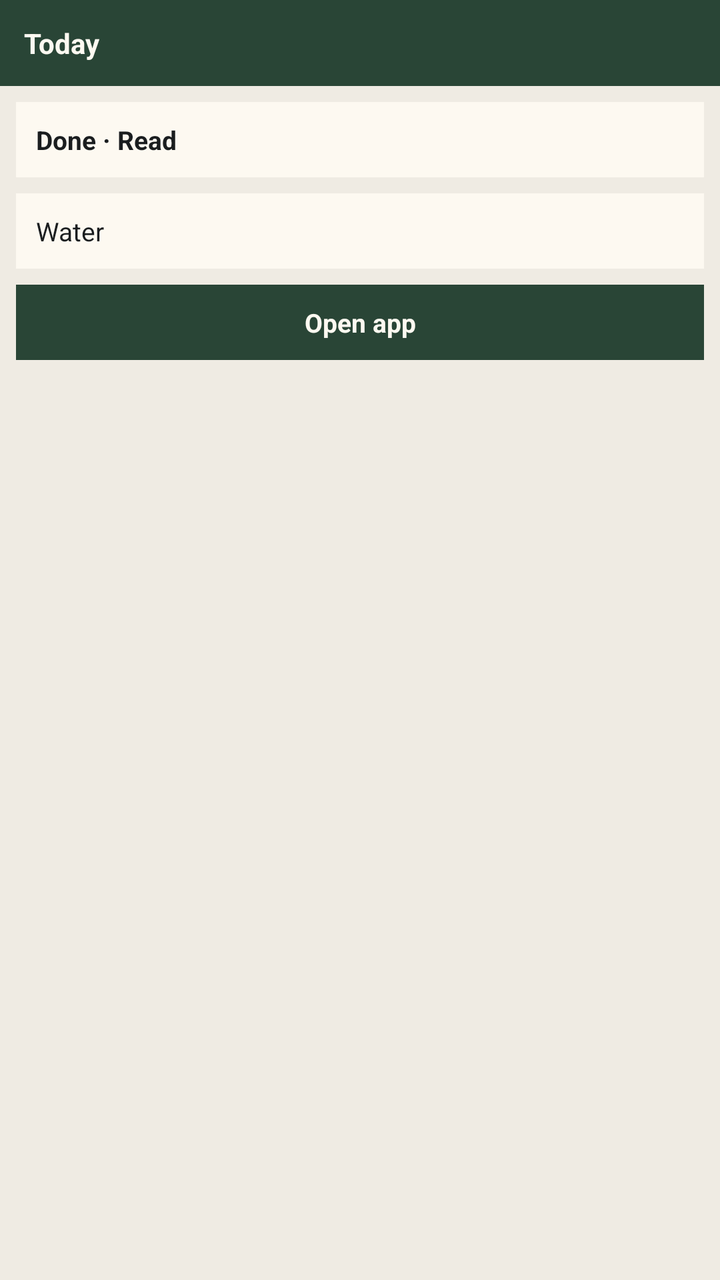
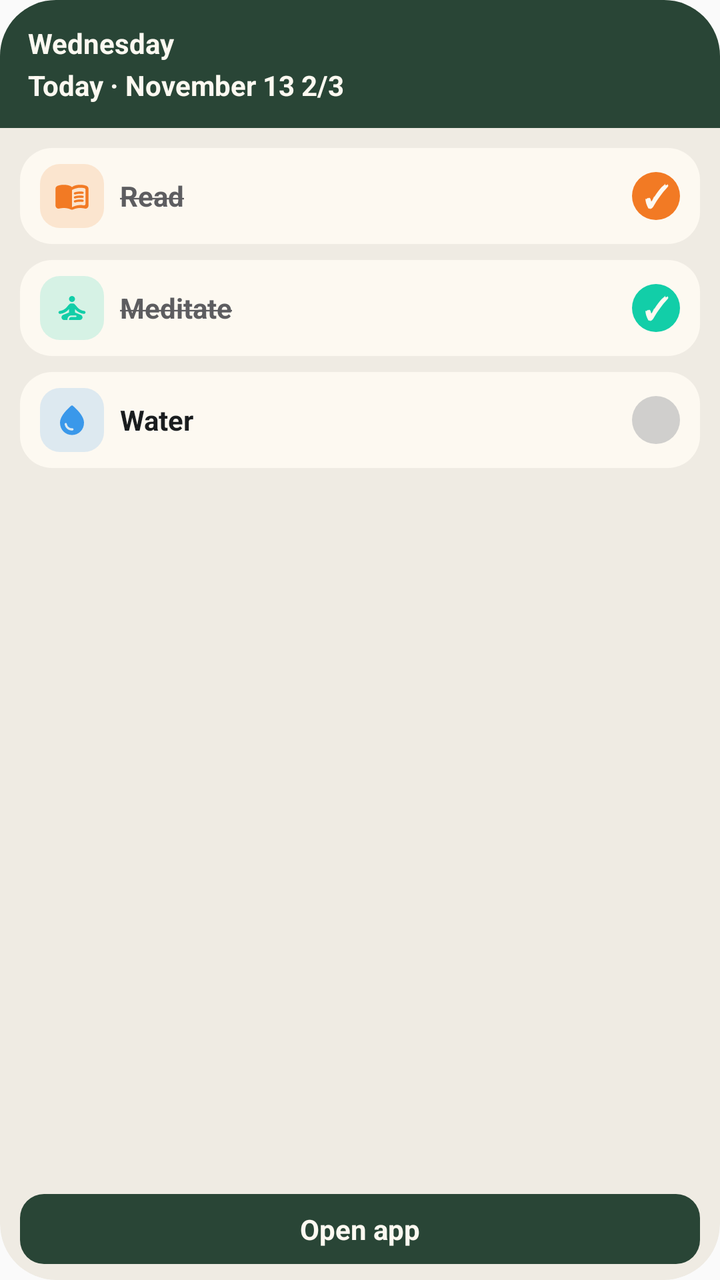

Two renders of the same Android screen: before a commit and after it. Below are the layout's source before the change and the commit's diff.
<!-- AndroidManifest.xml: application theme Theme.InstaDev -->
<!-- res/layout/today_widget_preview.xml -->
<?xml version="1.0" encoding="utf-8"?>
<LinearLayout xmlns:android="http://schemas.android.com/apk/res/android"
    android:layout_width="match_parent"
    android:layout_height="match_parent"
    android:background="@color/habit_surface"
    android:orientation="vertical">

    <TextView
        android:layout_width="match_parent"
        android:layout_height="wrap_content"
        android:background="@color/habit_primary"
        android:padding="12dp"
        android:text="@string/today_widget_title"
        android:textColor="@color/habit_field"
        android:textSize="14sp"
        android:textStyle="bold" />

    <TextView
        android:layout_width="match_parent"
        android:layout_height="wrap_content"
        android:layout_margin="8dp"
        android:background="@color/habit_field"
        android:padding="10dp"
        android:text="@string/today_widget_preview_done"
        android:textColor="@color/habit_on_surface"
        android:textSize="13sp"
        android:textStyle="bold" />

    <TextView
        android:layout_width="match_parent"
        android:layout_height="wrap_content"
        android:layout_marginHorizontal="8dp"
        android:background="@color/habit_field"
        android:padding="10dp"
        android:text="@string/today_widget_preview_pending"
        android:textColor="@color/habit_on_surface"
        android:textSize="13sp" />

    <TextView
        android:layout_width="match_parent"
        android:layout_height="wrap_content"
        android:layout_margin="8dp"
        android:background="@color/habit_primary"
        android:gravity="center"
        android:padding="10dp"
        android:text="@string/widget_open_app"
        android:textColor="@color/habit_field"
        android:textSize="13sp"
        android:textStyle="bold" />
</LinearLayout>
<!-- resources referenced by this layout -->
<resources>
  <string name="today_widget_preview_done">Done · Read</string>
  <string name="today_widget_title">Today</string>
  <!-- unchanged entries left out for length: 7 -->
</resources>

<!-- the commit's change to res/layout/today_widget_preview.xml (unified diff, before → after) -->
@@ -1,50 +1,211 @@
 <?xml version="1.0" encoding="utf-8"?>
 <LinearLayout xmlns:android="http://schemas.android.com/apk/res/android"
+    xmlns:tools="http://schemas.android.com/tools"
+    android:id="@android:id/background"
     android:layout_width="match_parent"
     android:layout_height="match_parent"
-    android:background="@color/habit_surface"
-    android:orientation="vertical">
-
+    android:background="@drawable/widget_preview_background"
+    android:clipToOutline="true"
+    android:orientation="vertical"
+    tools:targetApi="31">
+
+    
+    <LinearLayout
+        android:layout_width="match_parent"
+        android:layout_height="wrap_content"
+        android:background="@color/habit_primary"
+        android:orientation="vertical"
+        android:paddingHorizontal="14dp"
+        android:paddingVertical="12dp">
+
+        <TextView
+            android:layout_width="match_parent"
+            android:layout_height="wrap_content"
+            android:maxLines="1"
+            android:ellipsize="end"
+            android:text="@string/today_widget_preview_day"
+            android:textColor="@color/habit_cream"
+            android:textSize="14sp"
+            android:textStyle="bold" />
+
+        <TextView
+            android:layout_width="match_parent"
+            android:layout_height="wrap_content"
+            android:layout_marginTop="2dp"
+            android:maxLines="1"
+            android:ellipsize="end"
+            android:text="@string/today_widget_preview_subtitle"
+            android:textColor="@color/habit_cream"
+            android:textSize="14sp"
+            android:textStyle="bold" />
+    </LinearLayout>
+
+    
+    <LinearLayout
+        android:layout_width="match_parent"
+        android:layout_height="0dp"
+        android:layout_weight="1"
+        android:orientation="vertical"
+        android:padding="10dp">
+
+        
+        <LinearLayout
+            android:layout_width="match_parent"
+            android:layout_height="wrap_content"
+            android:layout_marginBottom="8dp"
+            android:background="@drawable/widget_preview_row"
+            android:gravity="center_vertical"
+            android:orientation="horizontal"
+            android:paddingHorizontal="10dp"
+            android:paddingVertical="8dp">
+
+            <FrameLayout
+                android:layout_width="32dp"
+                android:layout_height="32dp"
+                android:background="@drawable/widget_preview_icon_box"
+                android:backgroundTint="@color/widget_preview_accent_orange_soft">
+
+                <ImageView
+                    android:layout_width="18dp"
+                    android:layout_height="18dp"
+                    android:layout_gravity="center"
+                    android:importantForAccessibility="no"
+                    android:src="@drawable/ic_habit_menu_book"
+                    android:tint="@color/widget_preview_accent_orange" />
+            </FrameLayout>
+
+            <TextView
+                android:layout_width="0dp"
+                android:layout_height="wrap_content"
+                android:layout_weight="1"
+                android:ellipsize="end"
+                android:maxLines="1"
+                android:layout_marginStart="8dp"
+                android:text="@string/today_widget_preview_done"
+                android:textColor="@color/habit_on_surface_variant"
+                android:textSize="14sp"
+                android:textStyle="bold" />
+
+            <TextView
+                android:layout_width="24dp"
+                android:layout_height="24dp"
+                android:background="@drawable/widget_check_circle"
+                android:backgroundTint="@color/widget_preview_accent_orange"
+                android:gravity="center"
+                android:text="@string/widget_preview_check"
+                android:textColor="@color/habit_cream"
+                android:textSize="15sp"
+                android:textStyle="bold" />
+        </LinearLayout>
+
+        
+        <LinearLayout
+            android:layout_width="match_parent"
+            android:layout_height="wrap_content"
+            android:layout_marginBottom="8dp"
+            android:background="@drawable/widget_preview_row"
+            android:gravity="center_vertical"
+            android:orientation="horizontal"
+            android:paddingHorizontal="10dp"
+            android:paddingVertical="8dp">
+
+            <FrameLayout
+                android:layout_width="32dp"
+                android:layout_height="32dp"
+                android:background="@drawable/widget_preview_icon_box"
+                android:backgroundTint="@color/widget_preview_accent_teal_soft">
+
+                <ImageView
+                    android:layout_width="18dp"
+                    android:layout_height="18dp"
+                    android:layout_gravity="center"
+                    android:importantForAccessibility="no"
+                    android:src="@drawable/ic_habit_self_improvement"
+                    android:tint="@color/widget_preview_accent_teal" />
+            </FrameLayout>
+
+            <TextView
+                android:layout_width="0dp"
+                android:layout_height="wrap_content"
+                android:layout_weight="1"
+                android:ellipsize="end"
+                android:maxLines="1"
+                android:layout_marginStart="8dp"
+                android:text="@string/today_widget_preview_done_second"
+                android:textColor="@color/habit_on_surface_variant"
+                android:textSize="14sp"
+                android:textStyle="bold" />
+
+            <TextView
+                android:layout_width="24dp"
+                android:layout_height="24dp"
+                android:background="@drawable/widget_check_circle"
+                android:backgroundTint="@color/widget_preview_accent_teal"
+                android:gravity="center"
+                android:text="@string/widget_preview_check"
+                android:textColor="@color/habit_cream"
+                android:textSize="15sp"
+                android:textStyle="bold" />
+        </LinearLayout>
+
+        
+        <LinearLayout
+            android:layout_width="match_parent"
+            android:layout_height="wrap_content"
+            android:background="@drawable/widget_preview_row"
+            android:gravity="center_vertical"
+            android:orientation="horizontal"
+            android:paddingHorizontal="10dp"
+            android:paddingVertical="8dp">
+
+            <FrameLayout
+                android:layout_width="32dp"
+                android:layout_height="32dp"
+                android:background="@drawable/widget_preview_icon_box"
+                android:backgroundTint="@color/widget_preview_accent_blue_soft">
+
+                <ImageView
+                    android:layout_width="18dp"
+                    android:layout_height="18dp"
+                    android:layout_gravity="center"
+                    android:importantForAccessibility="no"
+                    android:src="@drawable/ic_habit_water_drop"
+                    android:tint="@color/widget_preview_accent_blue" />
+            </FrameLayout>
+
+            <TextView
+                android:layout_width="0dp"
+                android:layout_height="wrap_content"
+                android:layout_weight="1"
+                android:ellipsize="end"
+                android:maxLines="1"
+                android:layout_marginStart="8dp"
+                android:text="@string/today_widget_preview_pending"
+                android:textColor="@color/habit_on_surface"
+                android:textSize="14sp"
+                android:textStyle="bold" />
+
+            <FrameLayout
+                android:layout_width="24dp"
+                android:layout_height="24dp"
+                android:background="@drawable/widget_check_circle"
+                android:backgroundTint="@color/widget_preview_check_empty" />
+        </LinearLayout>
+    </LinearLayout>
+
+    
     <TextView
         android:layout_width="match_parent"
         android:layout_height="wrap_content"
-        android:background="@color/habit_primary"
-        android:padding="12dp"
-        android:text="@string/today_widget_title"
-        android:textColor="@color/habit_field"
+        android:layout_marginHorizontal="10dp"
+        android:layout_marginVertical="8dp"
+        android:background="@drawable/widget_preview_button"
+        android:gravity="center"
+        android:maxLines="1"
+        android:paddingHorizontal="12dp"
+        android:paddingVertical="8dp"
+        android:text="@string/widget_open_app"
+        android:textColor="@color/habit_cream"
         android:textSize="14sp"
         android:textStyle="bold" />
-
-    <TextView
-        android:layout_width="match_parent"
-        android:layout_height="wrap_content"
-        android:layout_margin="8dp"
-        android:background="@color/habit_field"
-        android:padding="10dp"
-        android:text="@string/today_widget_preview_done"
-        android:textColor="@color/habit_on_surface"
-        android:textSize="13sp"
-        android:textStyle="bold" />
-
-    <TextView
-        android:layout_width="match_parent"
-        android:layout_height="wrap_content"
-        android:layout_marginHorizontal="8dp"
-        android:background="@color/habit_field"
-        android:padding="10dp"
-        android:text="@string/today_widget_preview_pending"
-        android:textColor="@color/habit_on_surface"
-        android:textSize="13sp" />
-
-    <TextView
-        android:layout_width="match_parent"
-        android:layout_height="wrap_content"
-        android:layout_margin="8dp"
-        android:background="@color/habit_primary"
-        android:gravity="center"
-        android:padding="10dp"
-        android:text="@string/widget_open_app"
-        android:textColor="@color/habit_field"
-        android:textSize="13sp"
-        android:textStyle="bold" />
 </LinearLayout>
<!-- resource entries referenced after the edit -->
@@ -1,7 +1,83 @@
 <!-- resources referenced by this layout -->
 <resources>
-  <string name="today_widget_preview_done">Done · Read</string>
-  <string name="today_widget_title">Today</string>
+  <color name="habit_cream">#FFFDF9F1</color>
+  <color name="habit_on_surface_variant">#FF5D5D60</color>
+  <color name="widget_preview_accent_blue">#FF3A98EA</color>
+  <color name="widget_preview_accent_blue_soft">#293A98EA</color>
+  <color name="widget_preview_accent_orange">#FFF27A24</color>
+  <color name="widget_preview_accent_orange_soft">#29F27A24</color>
+  <color name="widget_preview_accent_teal">#FF12CEA8</color>
+  <color name="widget_preview_accent_teal_soft">#2912CEA8</color>
+  <color name="widget_preview_check_empty">#597D828A</color>
+  <!-- drawable ic_habit_menu_book (drawable) -->
+  <vector xmlns:android="http://schemas.android.com/apk/res/android"
+      android:width="24dp"
+      android:height="24dp"
+      android:viewportWidth="24"
+      android:viewportHeight="24">
+      <path
+          android:fillColor="@android:color/white"
+          android:pathData="M17.5,4.5c-1.95,0 -4.05,0.4 -5.5,1.5c-1.45,-1.1 -3.55,-1.5 -5.5,-1.5c-1.45,0 -2.99,0.22 -4.28,0.79C1.49,5.62 1,6.33 1,7.14l0,11.28c0,1.3 1.22,2.26 2.48,1.94C4.46,20.11 5.5,20 6.5,20c1.56,0 3.22,0.26 4.56,0.92c0.6,0.3 1.28,0.3 1.87,0c1.34,-0.67 3,-0.92 4.56,-0.92c1,0 2.04,0.11 3.02,0.36c1.26,0.33 2.48,-0.63 2.48,-1.94l0,-11.28c0,-0.81 -0.49,-1.52 -1.22,-1.85C20.49,4.72 18.95,4.5 17.5,4.5zM21,17.23c0,0.63 -0.58,1.09 -1.2,0.98c-0.75,-0.14 -1.53,-0.2 -2.3,-0.2c-1.7,0 -4.15,0.65 -5.5,1.5V8c1.35,-0.85 3.8,-1.5 5.5,-1.5c0.92,0 1.83,0.09 2.7,0.28c0.46,0.1 0.8,0.51 0.8,0.98V17.23zM13.98,11.01c-0.32,0 -0.61,-0.2 -0.71,-0.52c-0.13,-0.39 0.09,-0.82 0.48,-0.94c1.54,-0.5 3.53,-0.66 5.36,-0.45c0.41,0.05 0.71,0.42 0.66,0.83c-0.05,0.41 -0.42,0.71 -0.83,0.66c-1.62,-0.19 -3.39,-0.04 -4.73,0.39C14.13,10.99 14.05,11.01 13.98,11.01zM13.98,13.67c-0.32,0 -0.61,-0.2 -0.71,-0.52c-0.13,-0.39 0.09,-0.82 0.48,-0.94c1.53,-0.5 3.53,-0.66 5.36,-0.45c0.41,0.05 0.71,0.42 0.66,0.83c-0.05,0.41 -0.42,0.71 -0.83,0.66c-1.62,-0.19 -3.39,-0.04 -4.73,0.39C14.13,13.66 14.05,13.67 13.98,13.67zM13.98,16.33c-0.32,0 -0.61,-0.2 -0.71,-0.52c-0.13,-0.39 0.09,-0.82 0.48,-0.94c1.53,-0.5 3.53,-0.66 5.36,-0.45c0.41,0.05 0.71,0.42 0.66,0.83c-0.05,0.41 -0.42,0.7 -0.83,0.66c-1.62,-0.19 -3.39,-0.04 -4.73,0.39C14.13,16.32 14.05,16.33 13.98,16.33z" />
+  </vector>
+  <!-- drawable ic_habit_self_improvement (drawable) -->
+  <vector xmlns:android="http://schemas.android.com/apk/res/android"
+      android:width="24dp"
+      android:height="24dp"
+      android:viewportWidth="24"
+      android:viewportHeight="24">
+      <path
+          android:fillColor="@android:color/white"
+          android:pathData="M12,6m-2,0a2,2 0 1 1 4,0a2,2 0 1 1 -4,0M21,14.94L21,14.94c0,-0.5 -0.36,-0.93 -0.85,-0.98c-1.88,-0.21 -3.49,-1.13 -4.75,-2.63l-1.34,-1.6C13.68,9.26 13.12,9 12.53,9h-1.05c-0.59,0 -1.15,0.26 -1.53,0.72l-1.34,1.6c-1.25,1.5 -2.87,2.42 -4.75,2.63C3.36,14.01 3,14.44 3,14.94v0c0,0.6 0.53,1.07 1.13,1c2.3,-0.27 4.32,-1.39 5.87,-3.19V15l-3.76,1.5c-0.65,0.26 -1.16,0.83 -1.23,1.53C4.91,19.1 5.74,20 6.79,20H9v-0.5c0,-1.38 1.12,-2.5 2.5,-2.5h3c0.28,0 0.5,0.22 0.5,0.5S14.78,18 14.5,18h-3c-0.83,0 -1.5,0.67 -1.5,1.5V20l7.1,0c0.85,0 1.65,-0.54 1.85,-1.37c0.21,-0.89 -0.27,-1.76 -1.08,-2.08L14,15v-2.25c1.56,1.8 3.57,2.91 5.87,3.19C20.47,16 21,15.54 21,14.94z" />
+  </vector>
+  <!-- drawable ic_habit_water_drop (drawable) -->
+  <vector xmlns:android="http://schemas.android.com/apk/res/android"
+      android:width="24dp"
+      android:height="24dp"
+      android:viewportWidth="24"
+      android:viewportHeight="24">
+      <path
+          android:fillColor="@android:color/white"
+          android:pathData="M12.66,2.58c-0.38,-0.33 -0.95,-0.33 -1.33,0C6.45,6.88 4,10.62 4,13.8c0,4.98 3.8,8.2 8,8.2s8,-3.22 8,-8.2C20,10.62 17.55,6.88 12.66,2.58zM7.83,14c0.37,0 0.67,0.26 0.74,0.62c0.41,2.22 2.28,2.98 3.64,2.87c0.43,-0.02 0.79,0.32 0.79,0.75c0,0.4 -0.32,0.73 -0.72,0.75c-2.13,0.13 -4.62,-1.09 -5.19,-4.12C7.01,14.42 7.37,14 7.83,14z" />
+  </vector>
+  <!-- drawable widget_check_circle (drawable) -->
+  <?xml version="1.0" encoding="utf-8"?>
+  <shape xmlns:android="http://schemas.android.com/apk/res/android"
+      android:shape="oval">
+      <solid android:color="#FFFFFFFF" />
+  </shape>
+  <!-- drawable widget_preview_background (drawable) -->
+  <?xml version="1.0" encoding="utf-8"?>
+  <shape xmlns:android="http://schemas.android.com/apk/res/android"
+      android:shape="rectangle">
+      <solid android:color="@color/habit_surface" />
+      <corners android:radius="16dp" />
+  </shape>
+  <!-- drawable widget_preview_button (drawable) -->
+  <?xml version="1.0" encoding="utf-8"?>
+  <shape xmlns:android="http://schemas.android.com/apk/res/android"
+      android:shape="rectangle">
+      <solid android:color="@color/habit_primary" />
+      <corners android:radius="12dp" />
+  </shape>
+  <!-- drawable widget_preview_icon_box (drawable) -->
+  <?xml version="1.0" encoding="utf-8"?>
+  <shape xmlns:android="http://schemas.android.com/apk/res/android"
+      android:shape="rectangle">
+      <solid android:color="#FFFFFFFF" />
+      <corners android:radius="10dp" />
+  </shape>
+  <!-- drawable widget_preview_row (drawable) -->
+  <?xml version="1.0" encoding="utf-8"?>
+  <shape xmlns:android="http://schemas.android.com/apk/res/android"
+      android:shape="rectangle">
+      <solid android:color="@color/habit_field" />
+      <corners android:radius="16dp" />
+  </shape>
+  <string name="today_widget_preview_day">Wednesday</string>
+  <string name="today_widget_preview_done"><strike>Read</strike></string>
+  <string name="today_widget_preview_done_second"><strike>Meditate</strike></string>
+  <string name="today_widget_preview_subtitle">Today · November 13  2/3</string>
+  <string name="widget_preview_check" translatable="false">✓</string>
   <!-- unchanged entries left out for length: 7 -->
 </resources>
 
